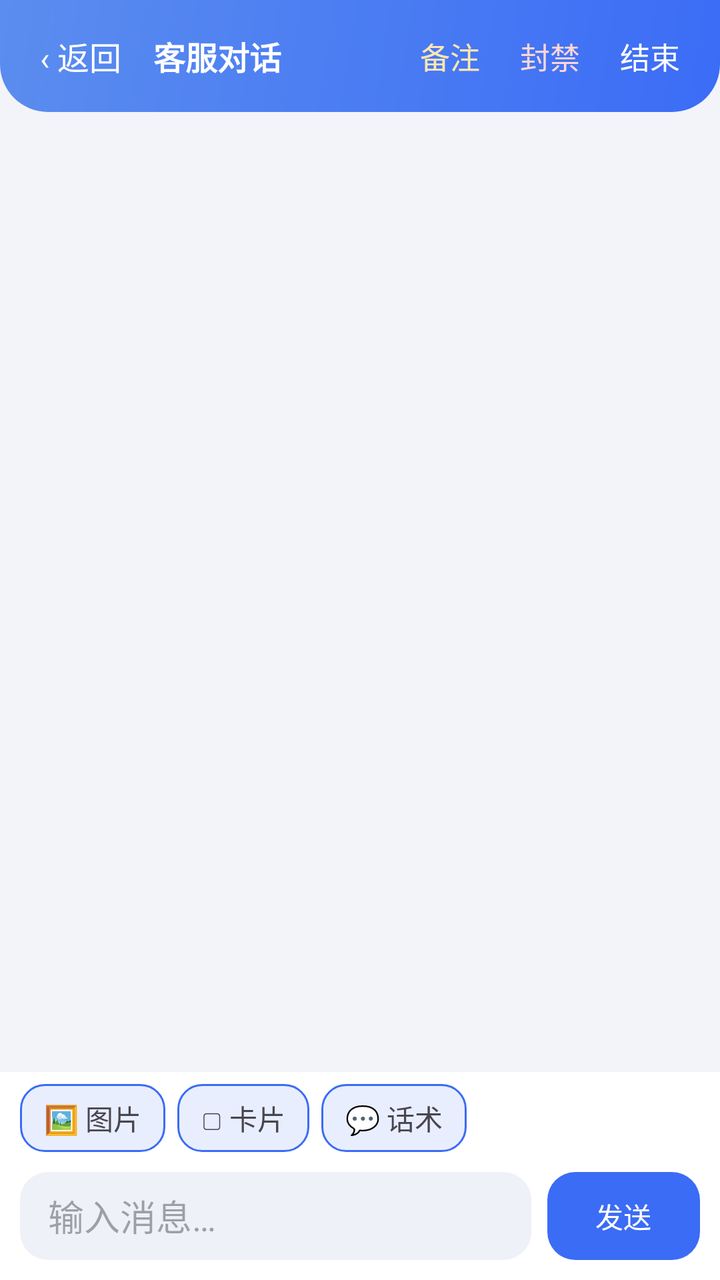
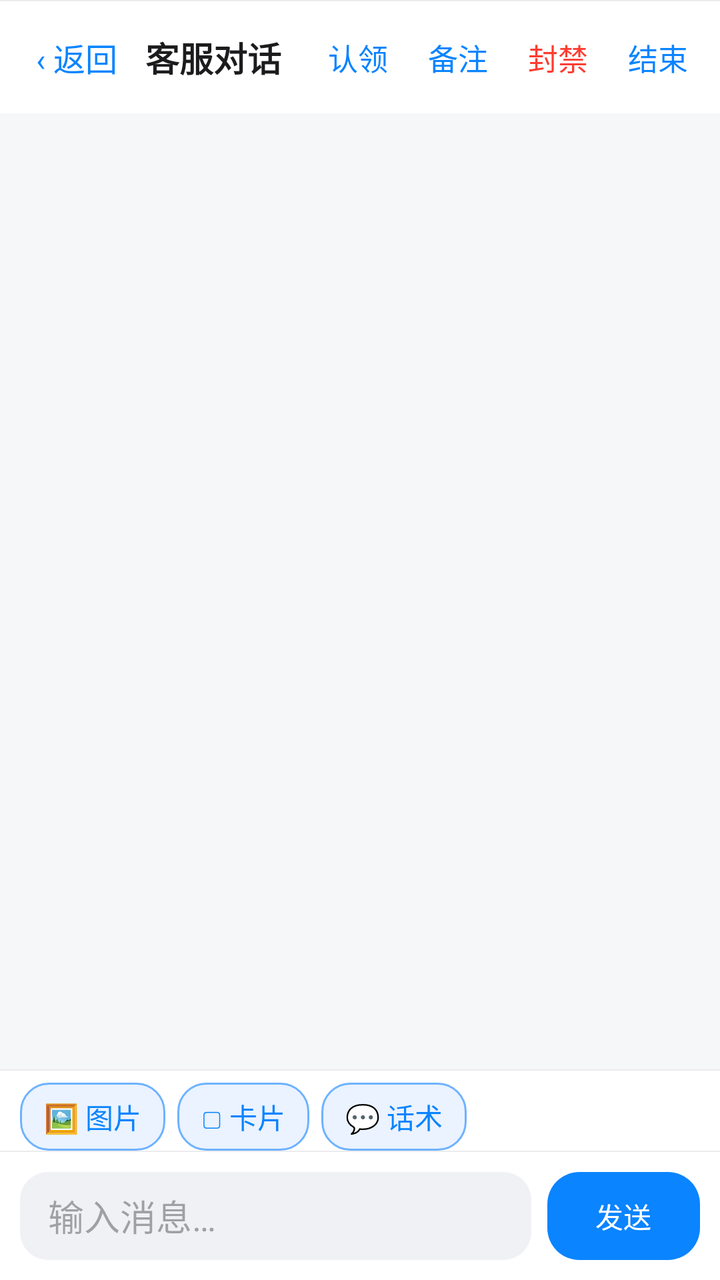

Before-and-after screenshots of an Android layout around one commit, followed by the original layout XML and the change that was made.
<!-- AndroidManifest.xml: application theme Theme.ObsCenter -->
<!-- res/layout/activity_chat.xml -->
<?xml version="1.0" encoding="utf-8"?>
<LinearLayout xmlns:android="http://schemas.android.com/apk/res/android"
    android:layout_width="match_parent"
    android:layout_height="match_parent"
    android:orientation="vertical"
    android:background="@color/bg">

    <LinearLayout
        android:layout_width="match_parent"
        android:layout_height="56dp"
        android:background="@drawable/bg_top"
        android:gravity="center_vertical"
        android:paddingHorizontal="12dp"
        android:orientation="horizontal">
        <TextView
            android:id="@+id/btnBack"
            android:layout_width="wrap_content"
            android:layout_height="wrap_content"
            android:text="‹ 返回"
            android:textColor="#FFFFFF"
            android:textSize="16sp"
            android:padding="8dp" />
        <TextView
            android:id="@+id/title"
            android:layout_width="0dp"
            android:layout_weight="1"
            android:layout_height="wrap_content"
            android:text="客服对话"
            android:textColor="#FFFFFF"
            android:textSize="16sp"
            android:textStyle="bold"
            android:layout_marginStart="8dp" />

        <TextView
            android:id="@+id/btnNote"
            android:layout_width="wrap_content"
            android:layout_height="wrap_content"
            android:text="备注"
            android:textColor="#FFE6B0"
            android:textSize="15sp"
            android:padding="8dp"
            android:layout_marginEnd="4dp" />

        <TextView
            android:id="@+id/btnBlock"
            android:layout_width="wrap_content"
            android:layout_height="wrap_content"
            android:text="封禁"
            android:textColor="#FFD6D6"
            android:textSize="15sp"
            android:padding="8dp"
            android:layout_marginEnd="4dp" />

        <TextView
            android:id="@+id/btnEnd"
            android:layout_width="wrap_content"
            android:layout_height="wrap_content"
            android:text="结束"
            android:textColor="#FFFFFF"
            android:textSize="15sp"
            android:padding="8dp" />
    </LinearLayout>

    <androidx.recyclerview.widget.RecyclerView
        android:id="@+id/recycler"
        android:layout_width="match_parent"
        android:layout_height="0dp"
        android:layout_weight="1"
        android:padding="12dp" />

    <LinearLayout
        android:layout_width="match_parent"
        android:layout_height="wrap_content"
        android:background="@color/card"
        android:paddingHorizontal="10dp"
        android:paddingTop="6dp"
        android:gravity="center_vertical"
        android:orientation="horizontal">

        <TextView
            android:id="@+id/btnImage"
            android:layout_width="wrap_content"
            android:layout_height="34dp"
            android:gravity="center"
            android:text="🖼 图片"
            android:textSize="14sp"
            android:paddingHorizontal="12dp"
            android:layout_marginEnd="6dp"
            android:background="@drawable/bg_btn_outline" />

        <TextView
            android:id="@+id/btnCard"
            android:layout_width="wrap_content"
            android:layout_height="34dp"
            android:gravity="center"
            android:text="▢ 卡片"
            android:textSize="14sp"
            android:paddingHorizontal="12dp"
            android:layout_marginEnd="6dp"
            android:background="@drawable/bg_btn_outline" />

        <TextView
            android:id="@+id/btnQuick"
            android:layout_width="wrap_content"
            android:layout_height="34dp"
            android:gravity="center"
            android:text="💬 话术"
            android:textSize="14sp"
            android:paddingHorizontal="12dp"
            android:background="@drawable/bg_btn_outline" />
    </LinearLayout>

    <LinearLayout
        android:layout_width="match_parent"
        android:layout_height="wrap_content"
        android:background="@color/card"
        android:padding="10dp"
        android:gravity="center_vertical"
        android:orientation="horizontal">

        <EditText
            android:id="@+id/etInput"
            android:layout_width="0dp"
            android:layout_weight="1"
            android:layout_height="44dp"
            android:background="@drawable/bg_input"
            android:hint="@string/input_hint"
            android:paddingHorizontal="14dp"
            android:maxLines="4"
            android:inputType="textMultiLine" />

        <Button
            android:id="@+id/btnSend"
            android:layout_width="wrap_content"
            android:layout_height="44dp"
            android:layout_marginStart="8dp"
            android:minWidth="72dp"
            android:text="@string/send"
            android:textColor="#FFFFFF"
            android:background="@drawable/bg_btn" />
    </LinearLayout>
</LinearLayout>
<!-- resources referenced by this layout -->
<resources>
  <color name="bg">#F2F4F9</color>
  <color name="card">#FFFFFF</color>
  <!-- drawable bg_btn (drawable) -->
  <?xml version="1.0" encoding="utf-8"?>
  <shape xmlns:android="http://schemas.android.com/apk/res/android" android:shape="rectangle">
      <solid android:color="@color/primary" />
      <corners android:radius="14dp" />
  </shape>
  <!-- drawable bg_btn_outline (drawable) -->
  <?xml version="1.0" encoding="utf-8"?>
  <shape xmlns:android="http://schemas.android.com/apk/res/android" android:shape="rectangle">
      <solid android:color="@color/tintBlue" />
      <stroke android:width="1dp" android:color="@color/primary" />
      <corners android:radius="12dp" />
  </shape>
  <!-- drawable bg_input (drawable) -->
  <?xml version="1.0" encoding="utf-8"?>
  <shape xmlns:android="http://schemas.android.com/apk/res/android" android:shape="rectangle">
      <solid android:color="@color/bubbleOther" />
      <corners android:radius="14dp" />
  </shape>
  <!-- drawable bg_top (drawable) -->
  <?xml version="1.0" encoding="utf-8"?>
  <shape xmlns:android="http://schemas.android.com/apk/res/android" android:shape="rectangle">
      <gradient
          android:startColor="@color/gradStart"
          android:endColor="@color/gradEnd"
          android:angle="135" />
      <corners android:bottomLeftRadius="24dp" android:bottomRightRadius="24dp" />
  </shape>
  <string name="input_hint">输入消息…</string>
  <string name="send">发送</string>
  <style name="Theme.ObsCenter" parent="Theme.Material3.DayNight.NoActionBar">
          <item name="colorPrimary">@color/primary</item>
          <item name="colorPrimaryDark">@color/primaryDark</item>
          <item name="android:windowBackground">@color/bg</item>
          <item name="android:statusBarColor">@color/primaryDark</item>
          <item name="android:navigationBarColor">@color/card</item>
      </style>
  <color name="primary">#3B6CF6</color>
  <color name="tintBlue">#E8EEFE</color>
  <color name="bubbleOther">#EEF1F7</color>
  <color name="gradStart">#3B6CF6</color>
  <color name="gradEnd">#5B8DEF</color>
  <color name="primaryDark">#2A4FC4</color>
</resources>

<!-- the commit's change to res/layout/activity_chat.xml (unified diff, before → after) -->
@@ -5,38 +5,54 @@
     android:orientation="vertical"
     android:background="@color/bg">
 
+    <View
+        android:layout_width="match_parent"
+        android:layout_height="0.5dp"
+        android:background="@color/line" />
+
     <LinearLayout
         android:layout_width="match_parent"
         android:layout_height="56dp"
-        android:background="@drawable/bg_top"
+        android:background="@color/card"
         android:gravity="center_vertical"
-        android:paddingHorizontal="12dp"
+        android:paddingHorizontal="8dp"
         android:orientation="horizontal">
         <TextView
             android:id="@+id/btnBack"
             android:layout_width="wrap_content"
             android:layout_height="wrap_content"
             android:text="‹ 返回"
-            android:textColor="#FFFFFF"
+            android:textColor="@color/iosBlue"
             android:textSize="16sp"
-            android:padding="8dp" />
+            android:paddingHorizontal="10dp"
+            android:paddingVertical="8dp" />
         <TextView
             android:id="@+id/title"
             android:layout_width="0dp"
             android:layout_weight="1"
             android:layout_height="wrap_content"
             android:text="客服对话"
-            android:textColor="#FFFFFF"
-            android:textSize="16sp"
+            android:textColor="@color/text"
+            android:textSize="17sp"
             android:textStyle="bold"
-            android:layout_marginStart="8dp" />
+            android:layout_marginStart="4dp" />
+
+        <TextView
+            android:id="@+id/btnClaim"
+            android:layout_width="wrap_content"
+            android:layout_height="wrap_content"
+            android:text="认领"
+            android:textColor="@color/iosBlue"
+            android:textSize="15sp"
+            android:padding="8dp"
+            android:layout_marginEnd="4dp" />
 
         <TextView
             android:id="@+id/btnNote"
             android:layout_width="wrap_content"
             android:layout_height="wrap_content"
             android:text="备注"
-            android:textColor="#FFE6B0"
+            android:textColor="@color/iosBlue"
             android:textSize="15sp"
             android:padding="8dp"
             android:layout_marginEnd="4dp" />
@@ -46,7 +62,7 @@
             android:layout_width="wrap_content"
             android:layout_height="wrap_content"
             android:text="封禁"
-            android:textColor="#FFD6D6"
+            android:textColor="@color/danger"
             android:textSize="15sp"
             android:padding="8dp"
             android:layout_marginEnd="4dp" />
@@ -56,7 +72,7 @@
             android:layout_width="wrap_content"
             android:layout_height="wrap_content"
             android:text="结束"
-            android:textColor="#FFFFFF"
+            android:textColor="@color/iosBlue"
             android:textSize="15sp"
             android:padding="8dp" />
     </LinearLayout>
@@ -67,6 +83,11 @@
         android:layout_height="0dp"
         android:layout_weight="1"
         android:padding="12dp" />
+
+    <View
+        android:layout_width="match_parent"
+        android:layout_height="0.5dp"
+        android:background="@color/line" />
 
     <LinearLayout
         android:layout_width="match_parent"
@@ -84,6 +105,7 @@
             android:gravity="center"
             android:text="🖼 图片"
             android:textSize="14sp"
+            android:textColor="@color/iosBlue"
             android:paddingHorizontal="12dp"
             android:layout_marginEnd="6dp"
             android:background="@drawable/bg_btn_outline" />
@@ -95,6 +117,7 @@
             android:gravity="center"
             android:text="▢ 卡片"
             android:textSize="14sp"
+            android:textColor="@color/iosBlue"
             android:paddingHorizontal="12dp"
             android:layout_marginEnd="6dp"
             android:background="@drawable/bg_btn_outline" />
@@ -106,9 +129,15 @@
             android:gravity="center"
             android:text="💬 话术"
             android:textSize="14sp"
+            android:textColor="@color/iosBlue"
             android:paddingHorizontal="12dp"
             android:background="@drawable/bg_btn_outline" />
     </LinearLayout>
+
+    <View
+        android:layout_width="match_parent"
+        android:layout_height="0.5dp"
+        android:background="@color/line" />
 
     <LinearLayout
         android:layout_width="match_parent"
<!-- resource entries referenced after the edit -->
@@ -1,19 +1,23 @@
 <!-- resources referenced by this layout -->
 <resources>
-  <color name="bg">#F2F4F9</color>
+  <color name="bg">#F6F7F9</color>
   <color name="card">#FFFFFF</color>
+  <color name="danger">#FF3B30</color>
+  <color name="iosBlue">#0A84FF</color>
+  <color name="line">#ECECEF</color>
+  <color name="text">#1C1C1E</color>
   <!-- drawable bg_btn (drawable) -->
   <?xml version="1.0" encoding="utf-8"?>
   <shape xmlns:android="http://schemas.android.com/apk/res/android" android:shape="rectangle">
       <solid android:color="@color/primary" />
-      <corners android:radius="14dp" />
+      <corners android:radius="16dp" />
   </shape>
   <!-- drawable bg_btn_outline (drawable) -->
   <?xml version="1.0" encoding="utf-8"?>
   <shape xmlns:android="http://schemas.android.com/apk/res/android" android:shape="rectangle">
       <solid android:color="@color/tintBlue" />
-      <stroke android:width="1dp" android:color="@color/primary" />
-      <corners android:radius="12dp" />
+      <stroke android:width="1dp" android:color="@color/primaryLight" />
+      <corners android:radius="14dp" />
   </shape>
   <!-- drawable bg_input (drawable) -->
   <?xml version="1.0" encoding="utf-8"?>
@@ -21,29 +25,20 @@
       <solid android:color="@color/bubbleOther" />
       <corners android:radius="14dp" />
   </shape>
-  <!-- drawable bg_top (drawable) -->
-  <?xml version="1.0" encoding="utf-8"?>
-  <shape xmlns:android="http://schemas.android.com/apk/res/android" android:shape="rectangle">
-      <gradient
-          android:startColor="@color/gradStart"
-          android:endColor="@color/gradEnd"
-          android:angle="135" />
-      <corners android:bottomLeftRadius="24dp" android:bottomRightRadius="24dp" />
-  </shape>
   <string name="input_hint">输入消息…</string>
   <string name="send">发送</string>
   <style name="Theme.ObsCenter" parent="Theme.Material3.DayNight.NoActionBar">
           <item name="colorPrimary">@color/primary</item>
           <item name="colorPrimaryDark">@color/primaryDark</item>
           <item name="android:windowBackground">@color/bg</item>
-          <item name="android:statusBarColor">@color/primaryDark</item>
+          <item name="android:statusBarColor">@color/card</item>
+          <item name="android:windowLightStatusBar">true</item>
           <item name="android:navigationBarColor">@color/card</item>
       </style>
-  <color name="primary">#3B6CF6</color>
-  <color name="tintBlue">#E8EEFE</color>
-  <color name="bubbleOther">#EEF1F7</color>
-  <color name="gradStart">#3B6CF6</color>
-  <color name="gradEnd">#5B8DEF</color>
-  <color name="primaryDark">#2A4FC4</color>
+  <color name="primary">#0A84FF</color>
+  <color name="tintBlue">#EAF3FF</color>
+  <color name="primaryLight">#6EB2FF</color>
+  <color name="bubbleOther">#F0F1F5</color>
+  <color name="primaryDark">#0066D6</color>
 </resources>
 
